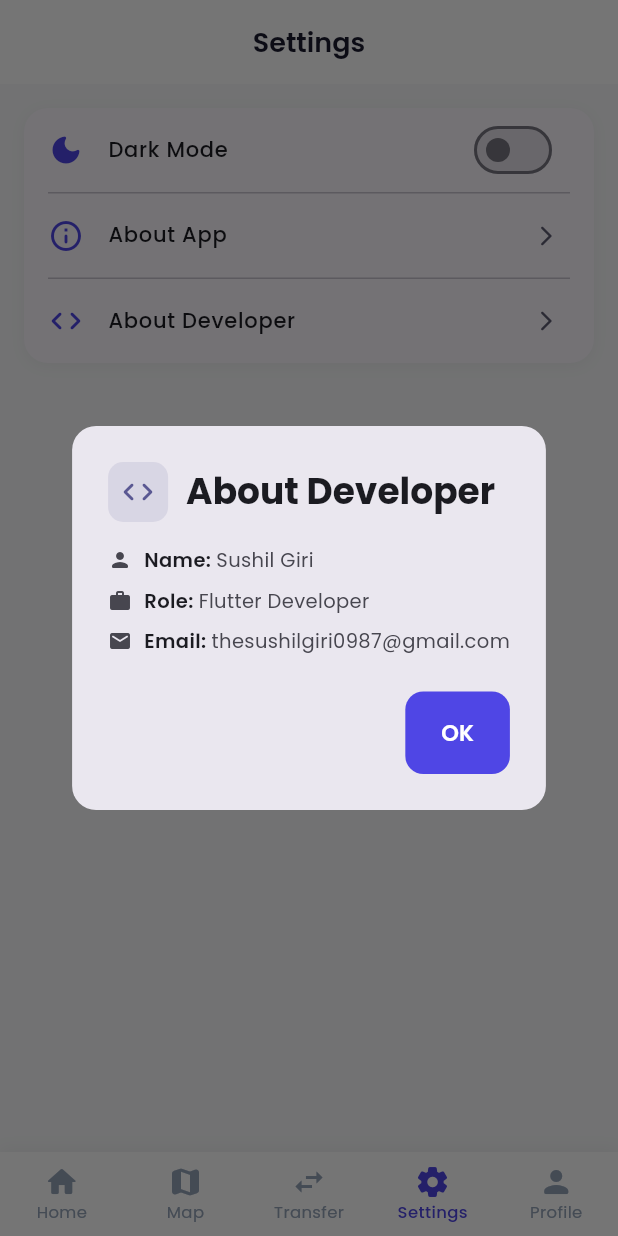
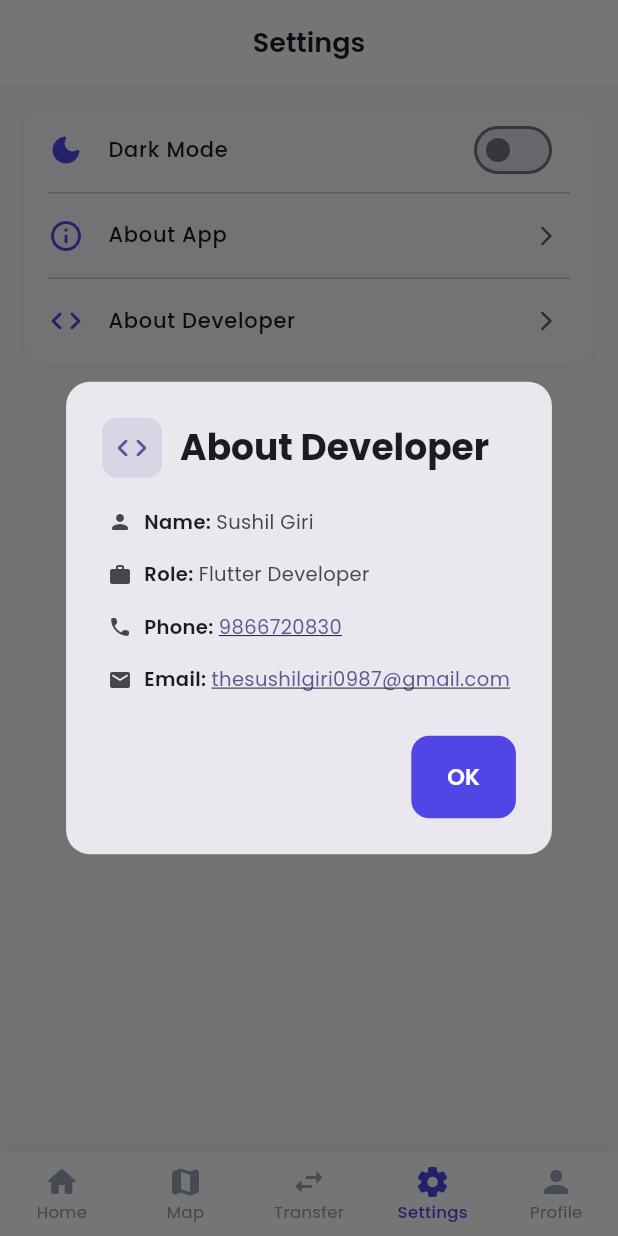
Before and after one commit to SKG0987/sushilgiri_app_trilink, a Flutter app: the screen it shows after launch, item 4 of the bottom bar chosen, after a tap on "About Developer", on a phone screen of 412 x 824 dp. Run offline on Flutter 3.47's test engine with Material 3 defaults, Android fonts, the phone set to English and light mode, and no system bars; our stand-ins replace flutter_map, geolocator, google_fonts, image_picker, latlong2, shared_preferences and 1 more; missing offline and left inert: bcrypt; accounts and stored records are empty.

Commit message:
Update all files

```diff
--- a/lib/screens/settings_screen.dart
+++ b/lib/screens/settings_screen.dart
@@ -1,6 +1,7 @@
 import 'package:flutter/material.dart';
 import 'package:provider/provider.dart';
 import 'package:google_fonts/google_fonts.dart';
+import 'package:url_launcher/url_launcher.dart';
 import '../services/theme_provider.dart';
 
 class SettingsScreen extends StatelessWidget {
@@ -97,7 +98,21 @@ class SettingsScreen extends StatelessWidget {
             const SizedBox(height: 8),
             _devRow(context, Icons.work_rounded, 'Role', 'Flutter Developer'),
             const SizedBox(height: 8),
-            _devRow(context, Icons.email_rounded, 'Email', 'thesushilgiri0987@gmail.com'),
+            _devRow(
+              context,
+              Icons.call_rounded,
+              'Phone',
+              '9866720830',
+              onTap: () => launchUrl(Uri.parse('tel:9866720830')),
+            ),
+            const SizedBox(height: 8),
+            _devRow(
+              context,
+              Icons.email_rounded,
+              'Email',
+              'thesushilgiri0987@gmail.com',
+              onTap: () => launchUrl(Uri.parse('mailto:thesushilgiri0987@gmail.com')),
+            ),
           ],
         ),
         actions: [
@@ -110,9 +125,20 @@ class SettingsScreen extends StatelessWidget {
     );
   }
 
-  Widget _devRow(BuildContext context, IconData icon, String label, String value) {
+  Widget _devRow(
+    BuildContext context,
+    IconData icon,
+    String label,
+    String value, {
+    VoidCallback? onTap,
+  }) {
     final theme = Theme.of(context);
-    return Row(
+    return InkWell(
+      onTap: onTap,
+      borderRadius: BorderRadius.circular(8),
+      child: Padding(
+        padding: const EdgeInsets.symmetric(horizontal: 4, vertical: 4),
+        child: Row(
           children: [
             Icon(icon, size: 16, color: theme.colorScheme.onSurfaceVariant),
             const SizedBox(width: 8),
@@ -124,14 +150,23 @@ class SettingsScreen extends StatelessWidget {
                 color: theme.colorScheme.onSurface,
               ),
             ),
-        Text(
+            Expanded(
+              child: Text(
                 value,
                 style: GoogleFonts.poppins(
                   fontSize: 13,
-            color: theme.colorScheme.onSurfaceVariant,
+                  color: onTap != null
+                      ? theme.colorScheme.primary
+                      : theme.colorScheme.onSurfaceVariant,
+                  decoration:
+                      onTap != null ? TextDecoration.underline : null,
+                ),
+                overflow: TextOverflow.ellipsis,
               ),
             ),
           ],
+        ),
+      ),
     );
   }
 
--- a/pubspec.yaml
+++ b/pubspec.yaml
@@ -23,6 +23,7 @@ dependencies:
   flutter_map: ^6.1.0
   latlong2: ^0.9.1
   geolocator: ^11.0.0
+  url_launcher: ^6.3.2
 
 dev_dependencies:
   flutter_test:
```
Also changed, not shown: pubspec.lock. Lines whose indentation alone changed are shown as unchanged.
